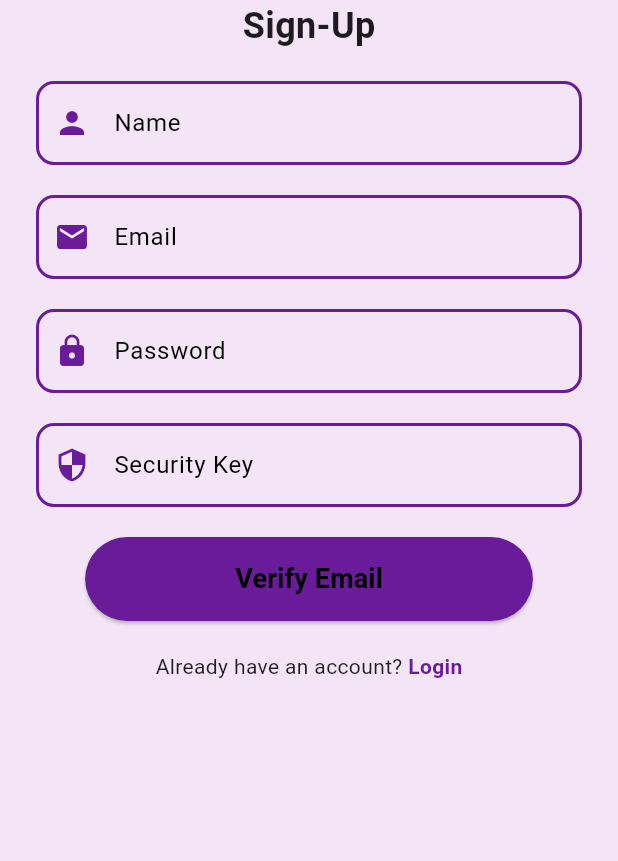
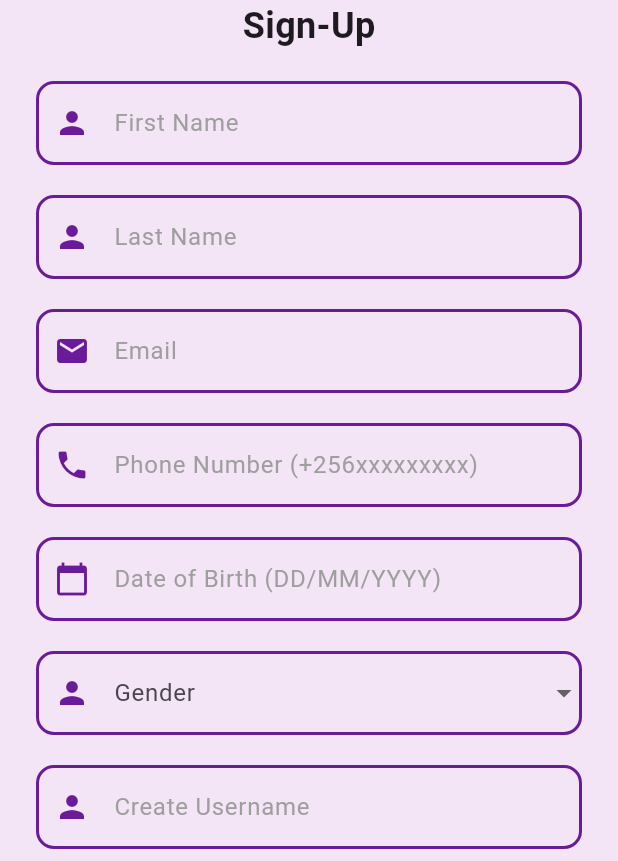
Before and after one commit to Hamza3914Munir/Sente-pilot, a Flutter app: the screen it shows after launch, after a tap on "Sign-Up", on a phone screen of 412 x 824 dp, the part 375-1236 px from its top. Run offline on Flutter 3.47's test engine with Material 3 defaults, Android fonts, the light colour scheme and no system bars.

Commit message:
added new functionality

```diff
--- a/lib/utils/colors.dart
+++ b/lib/utils/colors.dart
@@ -1,9 +1,9 @@
 import 'package:flutter/material.dart';
 
 class AppColors {
-  // Base background color
+  // for button text
+  static const Color buttonText = Color(0xFFFFFFFF); // White
   static const Color background = Color(0xFFFFFFFF); // White
-
   // Primary color for major interactive elements/
   static const Color primary = Color(0xFF6A1B9A); // Deep Purple
 
--- a/lib/viewmodels/cutom_textfield.dart
+++ b/lib/viewmodels/cutom_textfield.dart
@@ -27,7 +27,7 @@ class CustomTextFormField extends StatelessWidget {
         style: const TextStyle(color: AppColors.text),
         decoration: InputDecoration(
           labelText: labelText,
-          labelStyle: const TextStyle(color: AppColors.text),
+          labelStyle: const TextStyle(color: Colors.grey),
           prefixIcon: Icon(
             prefixIcon,
             color: AppColors.primary,
--- a/lib/views/emailVerification_screen.dart
+++ b/lib/views/emailVerification_screen.dart
@@ -82,7 +82,7 @@ class EmailVerificationScreen extends StatelessWidget {
                   child: const Text(
                     'Resend Email',
                     style: TextStyle(
-                      color: AppColors.text,
+                      color: AppColors.buttonText,
                       fontWeight: FontWeight.bold,
                       fontSize: 18,
                     ),
@@ -106,7 +106,7 @@ class EmailVerificationScreen extends StatelessWidget {
                 child: const Text(
                   'Change e-mail address',
                   style: TextStyle(
-                    color:AppColors.text,
+                    color:AppColors.buttonText,
                     fontWeight: FontWeight.bold,
                     fontSize: 18,
                   ),
--- a/lib/views/home_screen.dart
+++ b/lib/views/home_screen.dart
@@ -1,5 +1,8 @@
 import 'package:flutter/material.dart';
 import '../utils/colors.dart';
+import '../views/home_screen.dart';
+import '../views/manage_orders_screen.dart';
+import '../views/profile_screen.dart';
 
 class HomeScreen extends StatelessWidget {
   const HomeScreen({Key? key}) : super(key: key);
--- a/lib/views/login_screen.dart
+++ b/lib/views/login_screen.dart
@@ -1,9 +1,9 @@
 import 'package:flutter/material.dart';
 import 'package:sente_pilot/utils/colors.dart';
-import 'package:sente_pilot/views/home_screen.dart';
 import 'package:sente_pilot/views/resetpassword_screen.dart';
 import 'package:sente_pilot/views/signup_screen.dart';
 import '../viewmodels/cutom_textfield.dart';
+import '../viewmodels/bottom_navigation_bar.dart';
 
 class LoginScreen extends StatefulWidget {
   const LoginScreen({super.key});
@@ -15,7 +15,6 @@ class LoginScreen extends StatefulWidget {
 class _LoginScreenState extends State<LoginScreen> {
   final TextEditingController _emailController = TextEditingController();
   final TextEditingController _passwordController = TextEditingController();
-  final TextEditingController _securityKeyController = TextEditingController();
   final _formKey = GlobalKey<FormState>();
   bool visible = true;
 
@@ -84,18 +83,6 @@ class _LoginScreenState extends State<LoginScreen> {
                   },
                 ),
                 const SizedBox(height: 20),
-                CustomTextFormField(
-                  labelText: 'Security Key',
-                  prefixIcon: Icons.security,
-                  controller: _securityKeyController,
-                  validator: (value) {
-                    if (value == null || value.isEmpty) {
-                      return 'Please enter your security key';
-                    }
-                    return null; // Valid input
-                  },
-                ),
-                const SizedBox(height: 20),
                 Builder(
                   builder: (context) {
                     return ElevatedButton(
@@ -110,7 +97,7 @@ class _LoginScreenState extends State<LoginScreen> {
                         // }
                         Navigator.push(
                           context,
-                          MaterialPageRoute(builder: (context) => HomeScreen()),
+                          MaterialPageRoute(builder: (context) => BottomNavBarScreen()),
                         );
                       },
                       style: ElevatedButton.styleFrom(
@@ -123,7 +110,7 @@ class _LoginScreenState extends State<LoginScreen> {
                       child: const Text(
                         'Login',
                         style: TextStyle(
-                          color: AppColors.text,
+                          color: AppColors.buttonText,
                           fontWeight: FontWeight.bold,
                           fontSize: 18,
                         ),
--- a/lib/views/manage_orders_screen.dart
+++ b/lib/views/manage_orders_screen.dart
@@ -1,8 +1,8 @@
 import 'package:flutter/material.dart';
 import '../utils/colors.dart';
 
-class ManageOrdersScreen extends StatelessWidget {
-  const ManageOrdersScreen({super.key});
+class OrdersScreen extends StatelessWidget {
+  const OrdersScreen({super.key});
 
   @override
   Widget build(BuildContext context) {
--- a/lib/views/resetpassword_screen.dart
+++ b/lib/views/resetpassword_screen.dart
@@ -121,7 +121,7 @@ class ResetPasswordScreen extends StatelessWidget {
                     child: const Text(
                       'Reset Password',
                       style: TextStyle(
-                          color: AppColors.text,
+                          color: AppColors.buttonText,
                           fontWeight: FontWeight.bold,
                           fontSize: 18),
                     ),
--- a/lib/views/signup_screen.dart
+++ b/lib/views/signup_screen.dart
@@ -16,7 +16,9 @@ class _SignupScreenState extends State<SignupScreen> {
   final TextEditingController _emailController = TextEditingController();
   final TextEditingController _passwordController = TextEditingController();
   final TextEditingController _securityKeyController = TextEditingController();
-
+  final TextEditingController _phoneController = TextEditingController();
+  final TextEditingController _dobController = TextEditingController();
+  String? _gender;
   final _formKey = GlobalKey<FormState>();
 
   @override
@@ -46,12 +48,24 @@ class _SignupScreenState extends State<SignupScreen> {
                 ),
                 const SizedBox(height: 20),
                 CustomTextFormField(
-                  labelText: 'Name',
+                  labelText: 'First Name',
                   prefixIcon: Icons.person,
                   controller: _nameController,
                   validator: (value) {
                     if (value == null || value.isEmpty) {
-                      return 'Please enter your name';
+                      return 'Please enter your first name';
+                    }
+                    return null;
+                  },
+                ),
+                const SizedBox(height: 20),
+                CustomTextFormField(
+                  labelText: 'Last Name',
+                  prefixIcon: Icons.person,
+                  controller: _nameController,
+                  validator: (value) {
+                    if (value == null || value.isEmpty) {
+                      return 'Please enter your last name';
                     }
                     return null;
                   },
@@ -71,6 +85,87 @@ class _SignupScreenState extends State<SignupScreen> {
                     return null;
                   },
                 ),
+                 const SizedBox(height: 20),
+                CustomTextFormField(
+                  labelText: 'Phone Number (+256xxxxxxxxx)',
+                  prefixIcon: Icons.phone,
+                  controller: _phoneController,
+                  validator: (value) {
+                    if (value == null || value.isEmpty) {
+                      return 'Please enter your phone number';
+                    } else if (!RegExp(r'^\+256\d{9}$').hasMatch(value)) {
+                      return 'Please enter a valid Ugandan phone number (+256xxxxxxxxx)';
+                    }
+                    return null;
+                  },
+                ),
+                const SizedBox(height: 20),
+                CustomTextFormField(
+                  labelText: 'Date of Birth (DD/MM/YYYY)',
+                  prefixIcon: Icons.calendar_today,
+                  controller: _dobController,
+                  validator: (value) {
+                    if (value == null || value.isEmpty) {
+                      return 'Please enter your date of birth';
+                    } else if (!RegExp(r'^\d{2}/\d{2}/\d{4}$').hasMatch(value)) {
+                      return 'Please enter a valid date in DD/MM/YYYY format';
+                    }
+                    return null;
+                  },
+                ),
+                const SizedBox(height: 20),
+                DropdownButtonFormField<String>(
+                  decoration: InputDecoration(
+                    labelText: 'Gender',
+                    prefixIcon: Icon(Icons.person , color : AppColors.primary),
+                    enabledBorder: OutlineInputBorder(
+                      borderRadius: BorderRadius.circular(12),
+                      borderSide: const BorderSide(color: AppColors.primary, width: 2),
+                    ),
+                    focusedBorder: OutlineInputBorder(
+                      borderRadius: BorderRadius.circular(12),
+                      borderSide: const BorderSide(color: AppColors.primary, width: 4),
+                    ),
+                    errorBorder: OutlineInputBorder(
+                      borderRadius: BorderRadius.circular(12),
+                      borderSide: const BorderSide(color: Colors.red, width: 2),
+                    ),
+                    focusedErrorBorder: OutlineInputBorder(
+                      borderRadius: BorderRadius.circular(12),
+                      borderSide: const BorderSide(color: AppColors.primary, width: 4),
+                    ),
+                  ),
+                  value: _gender,
+                  items: ['Male', 'Female', 'Transgender']
+                      .map((gender) => DropdownMenuItem<String>(
+                            value: gender,
+                            child: Text(gender),
+                          ))
+                      .toList(),
+                  onChanged: (value) {
+                    setState(() {
+                      _gender = value;
+                    });
+                  },
+                  validator: (value) {
+                    if (value == null || value.isEmpty) {
+                      return 'Please select your gender';
+                    }
+                    return null;
+                  },
+                ),
+                const SizedBox(height: 20),
+                CustomTextFormField(
+                  labelText: 'Create Username',
+                  prefixIcon: Icons.person,
+                  controller: _securityKeyController,
+                  validator: (value) {
+                    if (value == null || value.isEmpty) {
+                      return 'Please enter your security key';
+                    }
+                    return null;
+                  },
+                ),
                 const SizedBox(height: 20),
                 CustomTextFormField(
                   labelText: 'Password',
@@ -81,18 +176,6 @@ class _SignupScreenState extends State<SignupScreen> {
                       return 'Please enter your password';
                     } else if (value.length < 6) {
                       return 'Password must be at least 6 characters';
-                    }
-                    return null;
-                  },
-                ),
-                const SizedBox(height: 20),
-                CustomTextFormField(
-                  labelText: 'Security Key',
-                  prefixIcon: Icons.security,
-                  controller: _securityKeyController,
-                  validator: (value) {
-                    if (value == null || value.isEmpty) {
-                      return 'Please enter your security key';
                     }
                     return null;
                   },
@@ -146,7 +229,7 @@ class _SignupScreenState extends State<SignupScreen> {
                     child: const Text(
                       'Verify Email',
                       style: TextStyle(
-                        color: AppColors.text,
+                        color: AppColors.buttonText,
                         fontWeight: FontWeight.bold,
                         fontSize: 18,
                       ),
```
Also changed, not shown: lib/viewmodels/bottom_naviagtion_bar.dart (+34 -25 lines), lib/views/forgetpassword_screen.dart (deleted).
